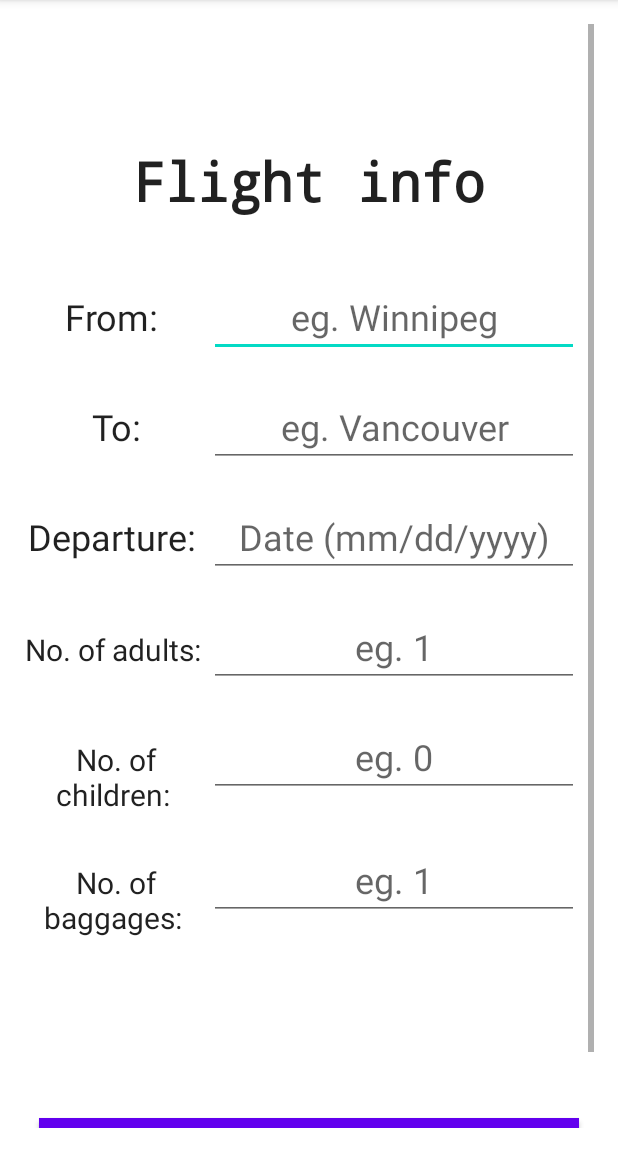
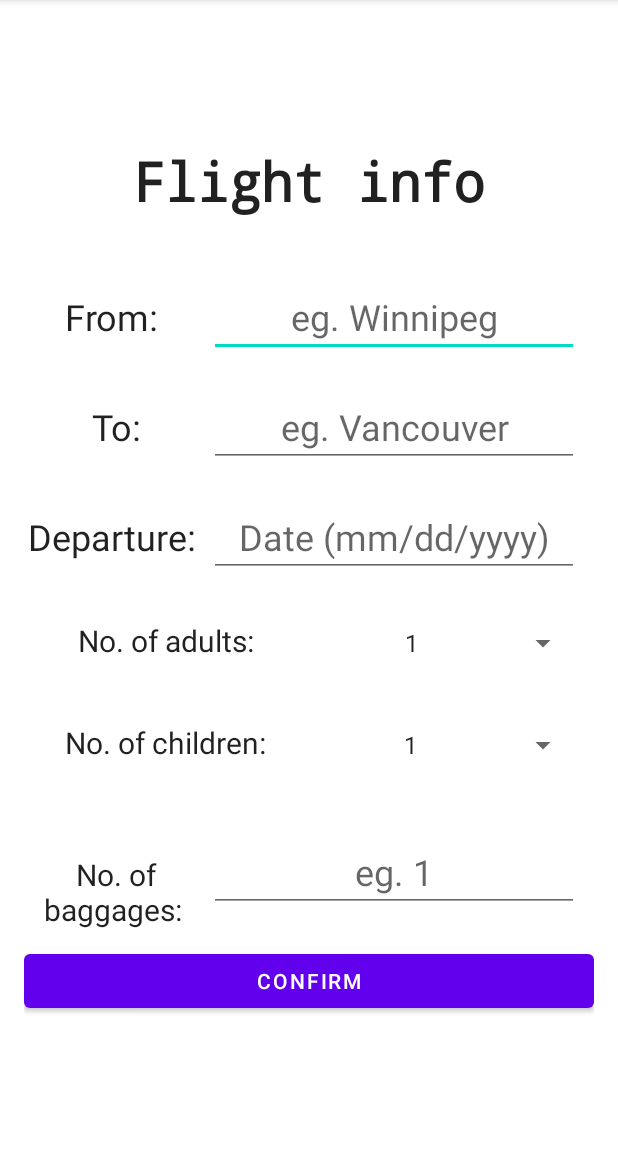
Before and after one commit to HSR05/W22G2_VisiteFacile, an Android app: the flight_booking screen opened directly, with no data from a screen before it, on a phone screen of 412 x 824 dp, the part 84-1236 px from its top. Run offline under Robolectric (Android 15) with nearby library versions, the phone set to English and light mode, and no system bars; Roboto replaces fonts that are not available here.

Commit message:
Activity connections and bundle passing for Flight booking

```diff
--- a/VisiteFacile/app/src/main/java/com/example/visitefacile/DetailsActivity.java
+++ b/VisiteFacile/app/src/main/java/com/example/visitefacile/DetailsActivity.java
@@ -6,6 +6,7 @@ import androidx.room.Room;
 import android.content.Intent;
 import android.os.Bundle;
 import android.view.View;
+import android.widget.Button;
 import android.widget.ImageView;
 import android.widget.TextView;
 
@@ -35,9 +36,17 @@ public class DetailsActivity extends AppCompatActivity {
         ImageView imageViewHeart = findViewById(R.id.imgViewFav);
 
 
+
         String MyRecord = getIntent().getStringExtra("DBINDEX");
         final Destination[] myDestination = {new Destination()};
 
+
+        Button btnBooking = findViewById(R.id.btn_booking);
+
+        btnBooking.setOnClickListener((View view) -> {
+            startActivity(new Intent(DetailsActivity.this,flight_booking.class));
+
+        });
         myBackImage.setOnClickListener(new View.OnClickListener() {
             @Override
             public void onClick(View view) {
--- a/VisiteFacile/app/src/main/java/com/example/visitefacile/flight_booking.java
+++ b/VisiteFacile/app/src/main/java/com/example/visitefacile/flight_booking.java
@@ -5,7 +5,13 @@ import androidx.appcompat.app.AppCompatActivity;
 import android.app.DatePickerDialog;
 import android.os.Bundle;
 import android.view.View;
+import android.widget.AutoCompleteTextView;
+import android.widget.Button;
 import android.widget.EditText;
+import android.widget.Spinner;
+import android.widget.Toast;
+
+import com.example.visitefacile.databinding.ActivityFlightBookingBinding;
 
 import java.util.Calendar;
 
@@ -18,9 +24,30 @@ public class flight_booking extends AppCompatActivity {
         final DatePickerDialog[] datePickerDialog = new DatePickerDialog[1];
 
         super.onCreate(savedInstanceState);
-        setContentView(R.layout.activity_flight_booking);
+        //setContentView(R.layout.activity_flight_booking);
 
-        date = (EditText) findViewById(R.id.deptDate);
+        ActivityFlightBookingBinding binding = ActivityFlightBookingBinding.inflate(getLayoutInflater());
+
+        setContentView(binding.getRoot());
+
+        Button btnConfirm = binding.btnConfirm;
+        EditText edtTextFrom = binding.editTxtFrom;
+        EditText edtTextTo = binding.editTxtTo;
+        EditText edtNumBags = binding.editTxtNumBags;
+        Spinner spinnerAdult = binding.spinnerAdult;
+        Spinner spinnerchild = binding.spinnerChild;
+
+        btnConfirm.setOnClickListener((View view) -> {
+
+            if(edtTextFrom.getText().toString().isEmpty()){
+                Toast.makeText(this, "Kindly fill departing place", Toast.LENGTH_SHORT).show();
+            }
+
+
+
+        });
+
+        date = (EditText) findViewById(R.id.datePickerDept);
         // perform click event on edit text
         date.setOnClickListener(new View.OnClickListener() {
             @Override
--- a/VisiteFacile/app/src/main/res/layout/activity_details.xml
+++ b/VisiteFacile/app/src/main/res/layout/activity_details.xml
@@ -167,7 +167,7 @@
         app:srcCompat="@drawable/like" />
 
     <Button
-        android:id="@+id/button"
+        android:id="@+id/btn_booking"
         android:layout_width="0dp"
         android:layout_height="50dp"
         android:layout_marginStart="16dp"
@@ -200,7 +200,7 @@
         android:layout_marginEnd="16dp"
         android:layout_marginBottom="8dp"
         android:text="@string/aboutDesc"
-        app:layout_constraintBottom_toTopOf="@+id/button"
+        app:layout_constraintBottom_toTopOf="@+id/btn_booking"
         app:layout_constraintEnd_toEndOf="parent"
         app:layout_constraintHorizontal_bias="0.0"
         app:layout_constraintStart_toStartOf="parent"
--- a/VisiteFacile/app/src/main/res/layout/activity_flight_booking.xml
+++ b/VisiteFacile/app/src/main/res/layout/activity_flight_booking.xml
@@ -52,8 +52,8 @@
                 android:textSize="24sp" />
 
 
-            <AutoCompleteTextView
-                android:id="@+id/fromForm"
+            <EditText
+                android:id="@+id/editTxtFrom"
                 android:layout_width="0dp"
                 android:layout_height="wrap_content"
                 android:layout_marginRight="10dp"
@@ -89,8 +89,8 @@
                 android:textSize="24sp" />
 
 
-            <AutoCompleteTextView
-                android:id="@+id/toForm"
+            <EditText
+                android:id="@+id/editTxtTo"
                 android:layout_width="0dp"
                 android:layout_height="wrap_content"
                 android:layout_marginRight="10dp"
@@ -125,7 +125,7 @@
                 android:textSize="24sp" />
 
             <EditText
-                android:id="@+id/deptDate"
+                android:id="@+id/datePickerDept"
                 android:layout_width="0dp"
                 android:layout_height="wrap_content"
                 android:layout_marginRight="10dp"
@@ -151,7 +151,7 @@
 
             <TextView
                 android:id="@+id/adultText"
-                android:layout_width="0dp"
+                android:layout_width="106dp"
                 android:layout_height="wrap_content"
                 android:layout_weight="0.50"
                 android:gravity="center_horizontal"
@@ -159,20 +159,20 @@
                 android:textAppearance="@style/TextAppearance.AppCompat"
                 android:textSize="20sp" />
 
-            <EditText
-                android:id="@+id/numAdults"
+            <Spinner
+                android:id="@+id/spinnerAdult"
                 android:layout_width="0dp"
-                android:layout_height="wrap_content"
+                android:layout_height="48dp"
                 android:layout_marginRight="10dp"
                 android:layout_weight="1"
+                android:entries="@array/adult_spinner"
                 android:gravity="left|center_horizontal"
-                android:hint="eg. 1"
                 android:inputType="number"
                 android:maxLines="1"
-                android:maxLength="3"
                 android:textAlignment="center"
                 android:textAppearance="@style/TextAppearance.AppCompat"
-                android:textSize="24sp" />
+                android:textSize="24sp"
+                tools:ignore="RtlHardcoded" />
 
         </LinearLayout>
 
@@ -185,7 +185,7 @@
 
             <TextView
                 android:id="@+id/childText"
-                android:layout_width="0dp"
+                android:layout_width="16dp"
                 android:layout_height="62dp"
                 android:layout_weight="0.50"
                 android:gravity="center_horizontal"
@@ -193,20 +193,20 @@
                 android:textAppearance="@style/TextAppearance.AppCompat"
                 android:textSize="20sp" />
 
-            <EditText
-                android:id="@+id/numChildren"
+            <Spinner
+                android:id="@+id/spinnerChild"
                 android:layout_width="0dp"
-                android:layout_height="wrap_content"
+                android:layout_height="48dp"
                 android:layout_marginRight="10dp"
-                android:layout_weight="1"
+                android:layout_weight="0.50"
+                android:entries="@array/adult_spinner"
                 android:gravity="left|center_horizontal"
-                android:hint="eg. 0"
                 android:inputType="number"
+                android:maxLines="1"
                 android:textAlignment="center"
-                android:maxLength="3"
                 android:textAppearance="@style/TextAppearance.AppCompat"
                 android:textSize="24sp"
-                tools:ignore="HardcodedText" />
+                tools:ignore="RtlHardcoded" />
 
         </LinearLayout>
 
@@ -228,7 +228,7 @@
                 android:textSize="20sp" />
 
             <EditText
-                android:id="@+id/numBags"
+                android:id="@+id/editTxtNumBags"
                 android:layout_width="0dp"
                 android:layout_height="wrap_content"
                 android:layout_marginRight="10dp"
@@ -244,32 +244,11 @@
 
         </LinearLayout>
 
-        <LinearLayout
+        <Button
+            android:id="@+id/btnConfirm"
             android:layout_width="match_parent"
-            android:layout_height="match_parent"
-            android:orientation="horizontal">
-
-            <Button
-                android:id="@+id/FlightConfirm"
-                android:layout_width="wrap_content"
-                android:layout_height="79dp"
-                android:layout_alignParentEnd="true"
-                android:layout_alignParentRight="true"
-                android:layout_alignParentBottom="true"
-                android:layout_marginLeft="10dp"
-                android:layout_marginTop="110dp"
-                android:layout_marginRight="10dp"
-                android:layout_weight="1.05"
-                android:background="@color/white"
-                android:fontFamily="sans-serif"
-                android:onClick="confirmOnClick"
-                android:text="@string/confirm"
-                android:textAppearance="@style/TextAppearance.AppCompat"
-                android:textColor="?attr/actionMenuTextColor"
-                android:textSize="24sp"
-                android:textStyle="normal|bold"
-                tools:targetApi="jelly_bean" />
-        </LinearLayout>
+            android:layout_height="wrap_content"
+            android:text="Confirm" />
 
     </LinearLayout>
 
--- a/VisiteFacile/app/src/main/res/values/strings.xml
+++ b/VisiteFacile/app/src/main/res/values/strings.xml
@@ -55,6 +55,17 @@
         <item>Tokyo</item>
         <item>Amsterdam</item>
     </string-array>
+    <string-array name="adult_spinner">
+        <item>1</item>
+        <item>2</item>
+        <item>3</item>
+        <item>4</item>
+        <item>5</item>
+        <item>6</item>
+        <item>7</item>
+        <item>8</item>
+        <item>9</item>
+    </string-array>
 
 
 </resources>
```
